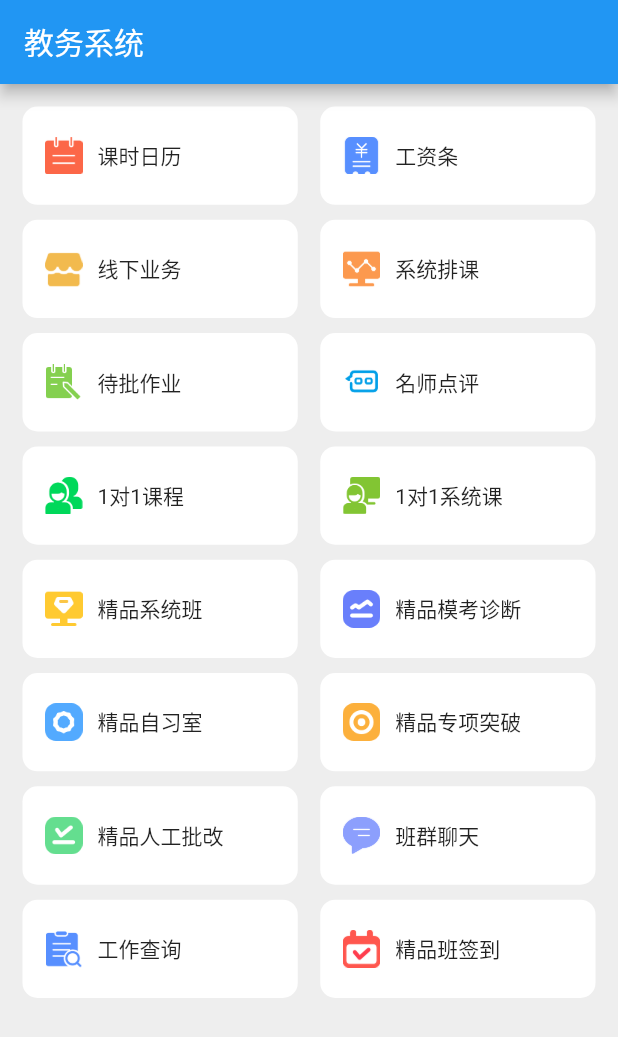
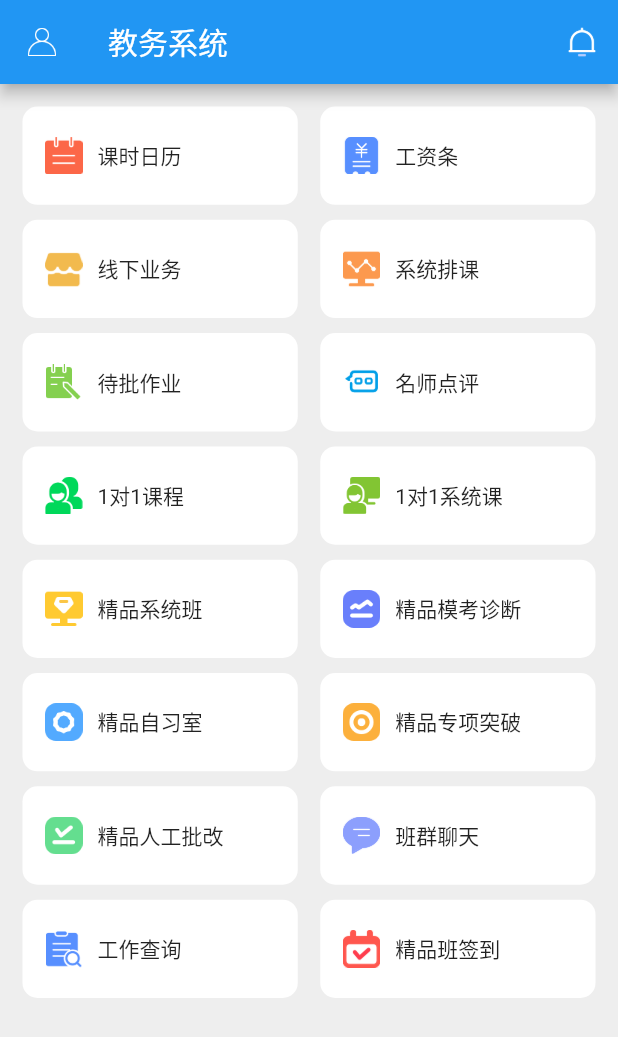
Before and after one commit to leerme/oa_flutter, a Flutter app: the screen it shows after launch, on a phone screen of 412 x 824 dp. Shown: the top 1037 px of the screen. Run offline on Flutter 3.47's test engine with Material 2 defaults, Android fonts, the phone set to English and light mode, and no system bars.

Commit message:
MOD:app bar

```diff
--- /dev/null
+++ b/lib/home/pages/home_app_bar.dart
@@ -0,0 +1,31 @@
+import 'package:flutter/material.dart';
+
+import 'home_native_method_channel.dart';
+
+
+class HomeAppBar extends AppBar {
+  HomeAppBar(BuildContext context) : super(
+    title: const Text("教务系统"),
+    leading: IconButton(
+      icon: Image.asset(
+        "assets/images/bar/mine.png",
+        height: 19,
+        width: 19,
+      ),
+      onPressed: () {
+        NativeMethodChannel().jumpToMineMethod();
+      },
+    ),
+    actions: [
+      IconButton(
+          icon: Image.asset(
+            "assets/images/bar/icon-messgae.png",
+            height: 50,
+            width: 50,
+          ),
+          onPressed: () {
+
+          })
+    ],
+  );
+}
--- /dev/null
+++ b/lib/home/pages/home_native_method_channel.dart
@@ -0,0 +1,13 @@
+
+import 'package:flutter/services.dart';
+
+class NativeMethodChannel{
+  //平台通道––––跳转到iOS页面
+  static const platform = MethodChannel('inhouse.fenbi.offline.teacher.iOS');
+
+  //跳转到iOS页面
+  Future jumpToMineMethod() async {
+    final String result = await platform.invokeMethod('jumpToMinePage');
+    print('result===');
+  }
+}
--- a/lib/home/pages/home_page.dart
+++ b/lib/home/pages/home_page.dart
@@ -1,10 +1,13 @@
-
 import 'package:flutter/material.dart';
 
+
 import '../model/home_model.dart';
+import 'home_app_bar.dart';
+
 
 class MyHomePage extends StatefulWidget {
   const MyHomePage({Key? key}) : super(key: key);
+
   @override
   State<MyHomePage> createState() => _MyHomePageState();
 }
@@ -13,9 +16,7 @@ class _MyHomePageState extends State<MyHomePage> {
   @override
   Widget build(BuildContext context) {
     return Scaffold(
-      appBar: AppBar(
-        title: const Text("教务系统"),
-      ),
+      appBar: HomeAppBar(context),
       body: CustomScrollView(
         slivers: <Widget>[
           SliverSafeArea(
@@ -30,7 +31,10 @@ class _MyHomePageState extends State<MyHomePage> {
   SliverGrid buildSliverGrid() {
     return SliverGrid(
       gridDelegate: const SliverGridDelegateWithFixedCrossAxisCount(
-          crossAxisCount: 2, crossAxisSpacing: 15, mainAxisSpacing: 10,childAspectRatio: 2.8),
+          crossAxisCount: 2,
+          crossAxisSpacing: 15,
+          mainAxisSpacing: 10,
+          childAspectRatio: 2.8),
       delegate: SliverChildBuilderDelegate(
         (BuildContext context, int index) {
           return buildItemWidget(index);
@@ -64,7 +68,7 @@ class _MyHomePageState extends State<MyHomePage> {
           ],
         ),
       ),
-          onTap: (){
+      onTap: () {
         print("$imageName $index");
       },
     );
--- a/pubspec.yaml
+++ b/pubspec.yaml
@@ -46,6 +46,7 @@ flutter:
   # like this:
   assets:
     - assets/images/home_page/
+    - assets/images/bar/
   # An image asset can refer to one or more resolution-specific "variants", see
   # https://flutter.dev/assets-and-images/#resolution-aware.
 
```
Also changed, not shown: assets/images/bar/icon-messgae.png (added), assets/images/bar/mine.png (added). Lines whose indentation alone changed are shown as unchanged.
